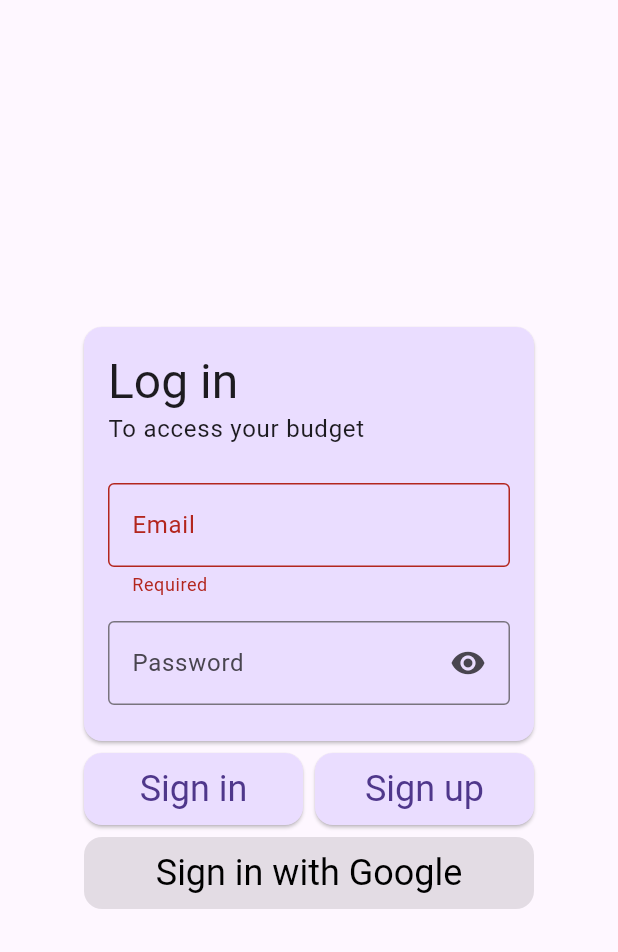
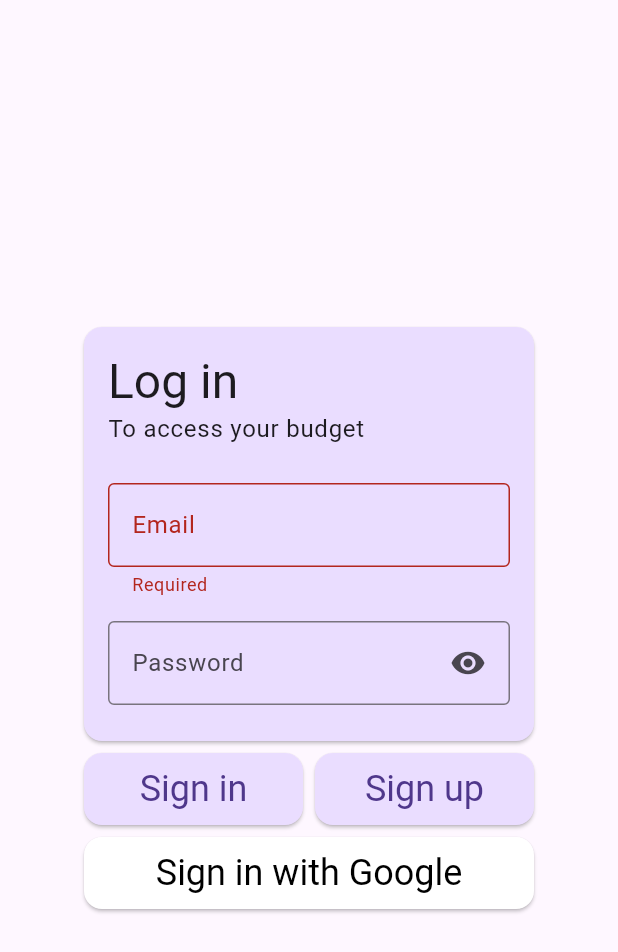
Before and after one commit to WhoIsConch/Budgeteer, a Flutter app: the screen it shows after launch, after a tap on "Sign in", on a phone screen of 412 x 824 dp. Shown: the top 952 px of the screen. Run offline on Flutter 3.47's test engine with Material 3 defaults, Android fonts, the phone set to English and light mode, and no system bars; drawn by our look-alikes of dynamic_color; our stand-ins replace auto_size_text, firebase_auth, firebase_core, fl_chart, flutter_colorpicker, google_sign_in and 2 more; accounts and stored records are empty.

Commit message:
Begin adding Google sign in

```diff
--- a/lib/panels/login.dart
+++ b/lib/panels/login.dart
@@ -3,6 +3,7 @@ import 'package:budget/tools/validators.dart';
 import 'package:dynamic_color/dynamic_color.dart';
 import 'package:firebase_auth/firebase_auth.dart';
 import 'package:flutter/material.dart';
+import 'package:google_sign_in/google_sign_in.dart';
 
 enum SignInType { signIn, signUp, google }
 
@@ -35,7 +36,8 @@ class _LoginPageState extends State<LoginPage> {
 
     bool canFinish = false;
 
-    if (!_formKey.currentState!.validate()) {
+    if ([SignInType.signIn, SignInType.signUp].contains(type) &&
+        !_formKey.currentState!.validate()) {
       setState(() => isLoading = false);
       return;
     }
@@ -72,6 +74,24 @@ class _LoginPageState extends State<LoginPage> {
               content: Text("An unknown error occurred: ${e.message}")));
         }
       }
+    } else if (type == SignInType.google) {
+      final GoogleSignInAccount? googleUser = await GoogleSignIn().signIn();
+
+      // Obtain the auth details from the request
+      final GoogleSignInAuthentication? googleAuth =
+          await googleUser?.authentication;
+
+      if (googleAuth != null) {
+        // Create a new credential
+        final credential = GoogleAuthProvider.credential(
+          accessToken: googleAuth.accessToken,
+          idToken: googleAuth.idToken,
+        );
+
+        // Once signed in, return the UserCredential
+        await FirebaseAuth.instance.signInWithCredential(credential);
+        canFinish = true;
+      }
     }
 
     // Make sure to re-enable all of the fields if the sign in fails
@@ -88,6 +108,23 @@ class _LoginPageState extends State<LoginPage> {
   Widget get signUpButton => LoginButton(
         text: "Sign up",
         callback: isLoading ? null : () => submitForm(SignInType.signUp),
+      );
+
+  Widget get googleButton => ElevatedButton(
+        style: ElevatedButton.styleFrom(
+            shape:
+                RoundedRectangleBorder(borderRadius: BorderRadius.circular(12)),
+            backgroundColor: Colors.white
+                .harmonizeWith(Theme.of(context).colorScheme.primaryContainer)),
+        onPressed: () => submitForm(SignInType.google),
+        child: Padding(
+          padding: const EdgeInsets.all(8.0),
+          child: Text("Sign in with Google",
+              style: Theme.of(context)
+                  .textTheme
+                  .headlineSmall!
+                  .copyWith(color: Colors.black)),
+        ),
       );
 
   Widget get emailField => TextFormField(
@@ -170,22 +207,7 @@ class _LoginPageState extends State<LoginPage> {
                       : signUpButton),
             ],
           ),
-          ElevatedButton(
-            style: ElevatedButton.styleFrom(
-                shape: RoundedRectangleBorder(
-                    borderRadius: BorderRadius.circular(12)),
-                backgroundColor: Colors.white.harmonizeWith(
-                    Theme.of(context).colorScheme.primaryContainer)),
-            onPressed: null,
-            child: Padding(
-              padding: const EdgeInsets.all(8.0),
-              child: Text("Sign in with Google",
-                  style: Theme.of(context)
-                      .textTheme
-                      .headlineSmall!
-                      .copyWith(color: Colors.black)),
-            ),
-          ),
+          isLoading ? DisabledButtonOverlay(child: googleButton) : googleButton,
         ],
       ),
     )));
--- a/pubspec.yaml
+++ b/pubspec.yaml
@@ -47,6 +47,7 @@ dependencies:
   flutter_colorpicker: ^1.1.0
   firebase_core: ^3.13.0
   firebase_auth: ^5.5.2
+  google_sign_in: ^6.3.0
 
 dev_dependencies:
   flutter_test:
```
Also changed, not shown: pubspec.lock, 1 other file.
